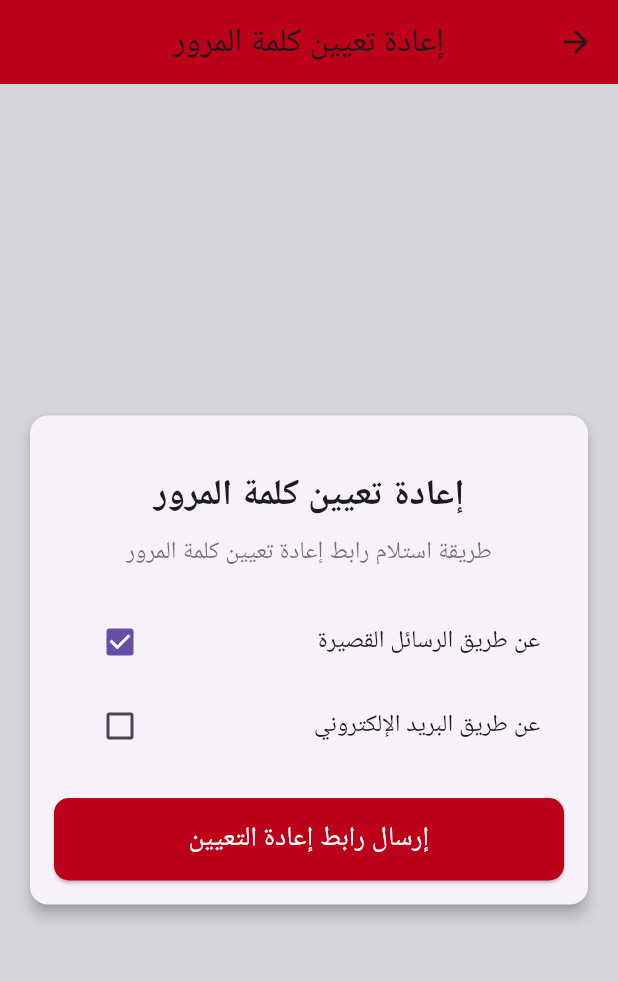
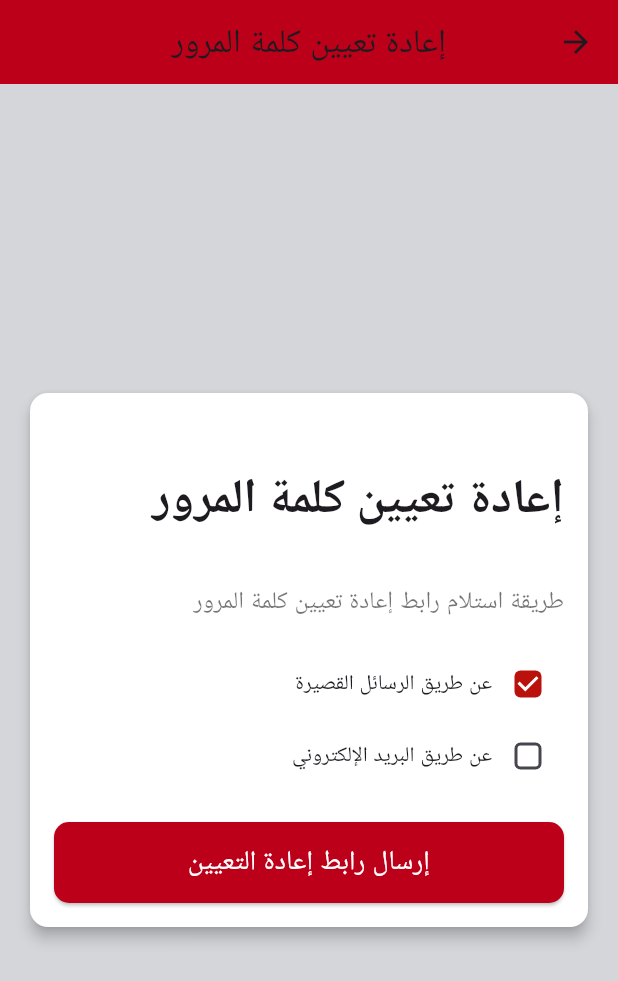
Before and after one commit to kziad551/Complatint-App, a Flutter app: the ResetPasswordPage screen opened by its route, after a tap on "عن طريق الرسائل القصيرة", on a phone screen of 412 x 824 dp. Shown: the top 981 px of the screen. Run offline on Flutter 3.47's test engine with Material 3 defaults, Android fonts, the light colour scheme and no system bars; our stand-ins replace image_picker; Roboto replaces fonts that are missing (Amiri).

Commit message:
fixing multiple screens

```diff
--- a/lib/main.dart
+++ b/lib/main.dart
@@ -15,7 +15,7 @@ class MyApp extends StatelessWidget {
     return MaterialApp(
       title: 'Complaint Application',
       theme: ThemeData(
-        fontFamily: 'Amiri', // Arabic font
+        fontFamily: 'Inter', // Arabic font
         primarySwatch: Colors.deepPurple,
       ),
       locale: const Locale('ar', 'AE'), // Arabic Locale
--- a/lib/screens/reset_password_page.dart
+++ b/lib/screens/reset_password_page.dart
@@ -28,6 +28,7 @@ class _ResetPasswordPageState extends State<ResetPasswordPage> {
               child: Padding(
                 padding: const EdgeInsets.all(16.0),
                 child: Card(
+                  color: Colors.white,
                   elevation: 4,
                   shape: RoundedRectangleBorder(
                     borderRadius: BorderRadius.circular(12.0),
@@ -38,51 +39,99 @@ class _ResetPasswordPageState extends State<ResetPasswordPage> {
                       mainAxisSize: MainAxisSize.min,
                       crossAxisAlignment: CrossAxisAlignment.start,
                       children: [
-                        const SizedBox(height: 20),
-                        const Center(
+                        const SizedBox(height: 32),
+                        const Align(
+                          alignment: Alignment.centerRight,
                           child: Text(
                             'إعادة تعيين كلمة المرور',
                             style: TextStyle(
-                              fontSize: 24,
+                              fontSize: 32,
                               fontWeight: FontWeight.bold,
                             ),
                           ),
                         ),
-                        const SizedBox(height: 8),
-                        const Center(
+                        const SizedBox(height: 32),
+                        const Align(
+                          alignment: Alignment.centerRight,
                           child: Text(
                             'طريقة استلام رابط إعادة تعيين كلمة المرور',
                             style: TextStyle(
                               fontSize: 16,
                               color: Colors.black54,
                             ),
-                            textAlign: TextAlign.center,
                           ),
                         ),
                         const SizedBox(height: 20),
-                        CheckboxListTile(
-                          title: const Text("عن طريق الرسائل القصيرة"),
+                        Row(
+                          children: [
+                            GestureDetector(
+                              onTap: () {
+                                setState(() {
+                                  isSmsSelected = !isSmsSelected;
+                                  if (isSmsSelected) {
+                                    isEmailSelected =
+                                        false; // Deselect the other
+                                  }
+                                });
+                              },
+                              child: Row(
+                                children: [
+                                  Checkbox(
                                     value: isSmsSelected,
+                                    activeColor: const Color(0xFFBA110C),
+                                    shape: RoundedRectangleBorder(
+                                      borderRadius: BorderRadius.circular(4),
+                                    ),
                                     onChanged: (value) {
                                       setState(() {
                                         isSmsSelected = value ?? false;
                                         if (isSmsSelected) {
-                                isEmailSelected = false; // Deselect the other
+                                          isEmailSelected =
+                                              false; // Deselect the other
                                         }
                                       });
                                     },
                                   ),
-                        CheckboxListTile(
-                          title: const Text("عن طريق البريد الإلكتروني"),
-                          value: isEmailSelected,
-                          onChanged: (value) {
+                                  const Text('عن طريق الرسائل القصيرة'),
+                                ],
+                              ),
+                            ),
+                          ],
+                        ),
+                        Row(
+                          children: [
+                            GestureDetector(
+                              onTap: () {
                                 setState(() {
-                              isEmailSelected = value ?? false;
+                                  isEmailSelected = !isEmailSelected;
                                   if (isEmailSelected) {
                                     isSmsSelected = false; // Deselect the other
                                   }
                                 });
                               },
+                              child: Row(
+                                children: [
+                                  Checkbox(
+                                    value: isEmailSelected,
+                                    activeColor: const Color(0xFFBA110C),
+                                    shape: RoundedRectangleBorder(
+                                      borderRadius: BorderRadius.circular(4),
+                                    ),
+                                    onChanged: (value) {
+                                      setState(() {
+                                        isEmailSelected = value ?? false;
+                                        if (isEmailSelected) {
+                                          isSmsSelected =
+                                              false; // Deselect the other
+                                        }
+                                      });
+                                    },
+                                  ),
+                                  const Text('عن طريق البريد الإلكتروني'),
+                                ],
+                              ),
+                            ),
+                          ],
                         ),
                         const SizedBox(height: 20),
                         SizedBox(
@@ -93,7 +142,8 @@ class _ResetPasswordPageState extends State<ResetPasswordPage> {
                             },
                             style: ElevatedButton.styleFrom(
                               backgroundColor: const Color(0xFFBC0019),
-                              padding: const EdgeInsets.symmetric(vertical: 14.0),
+                              padding:
+                                  const EdgeInsets.symmetric(vertical: 14.0),
                               shape: RoundedRectangleBorder(
                                 borderRadius: BorderRadius.circular(10.0),
                               ),
--- a/lib/widgets/footer_widget.dart
+++ b/lib/widgets/footer_widget.dart
@@ -70,7 +70,7 @@ class FooterWidget extends StatelessWidget {
             child: Container(
               alignment: Alignment.center,
               child: Image.asset(
-                'assets/images/logo_right.jpeg', // Ensure this logo exists
+                'assets/images/app_logo.png', // Ensure this logo exists
                 height: 70, // Adjust logo size
               ),
             ),
--- a/pubspec.yaml
+++ b/pubspec.yaml
@@ -66,6 +66,7 @@ flutter:
     - assets/fonts/Amiri-Bold.ttf
     - assets/images/logo_left.jpeg
     - assets/images/logo_right.jpeg
+    - assets/images/app_logo.png
     - assets/images/wave_left.jpg
     - assets/images/wave_right.jpg
     - assets/images/footer_waves.png
```
Also changed, not shown: lib/screens/home_page.dart (+25 -19 lines), assets/images/app_logo.png (added). Lines whose indentation alone changed are shown as unchanged.
